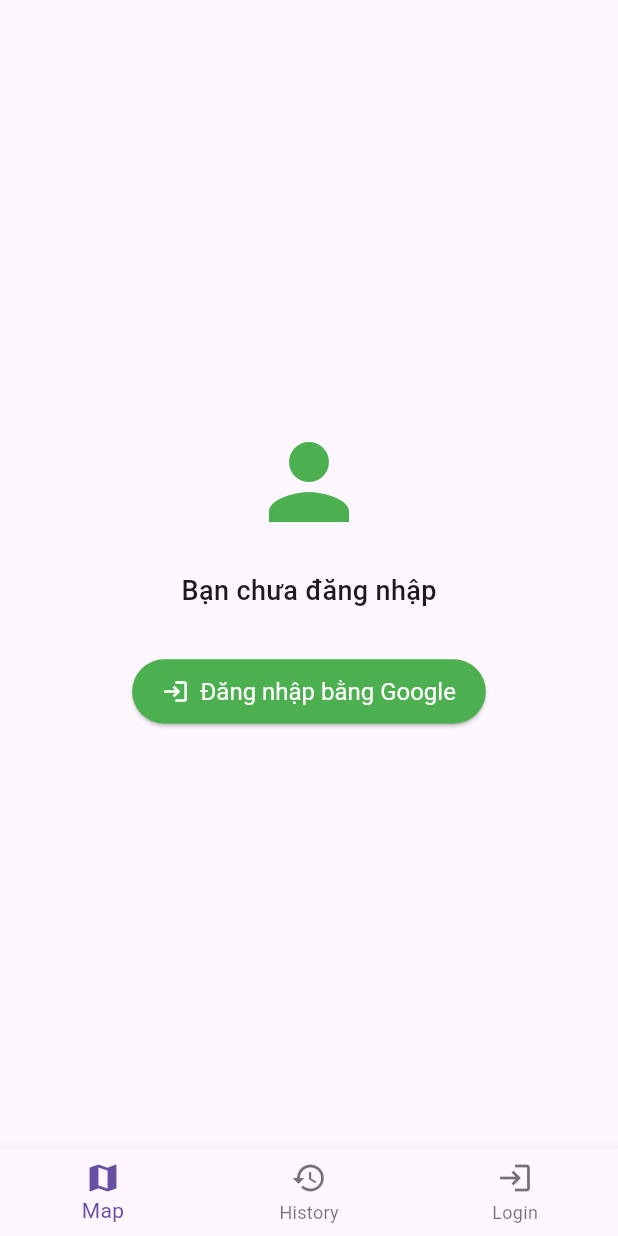
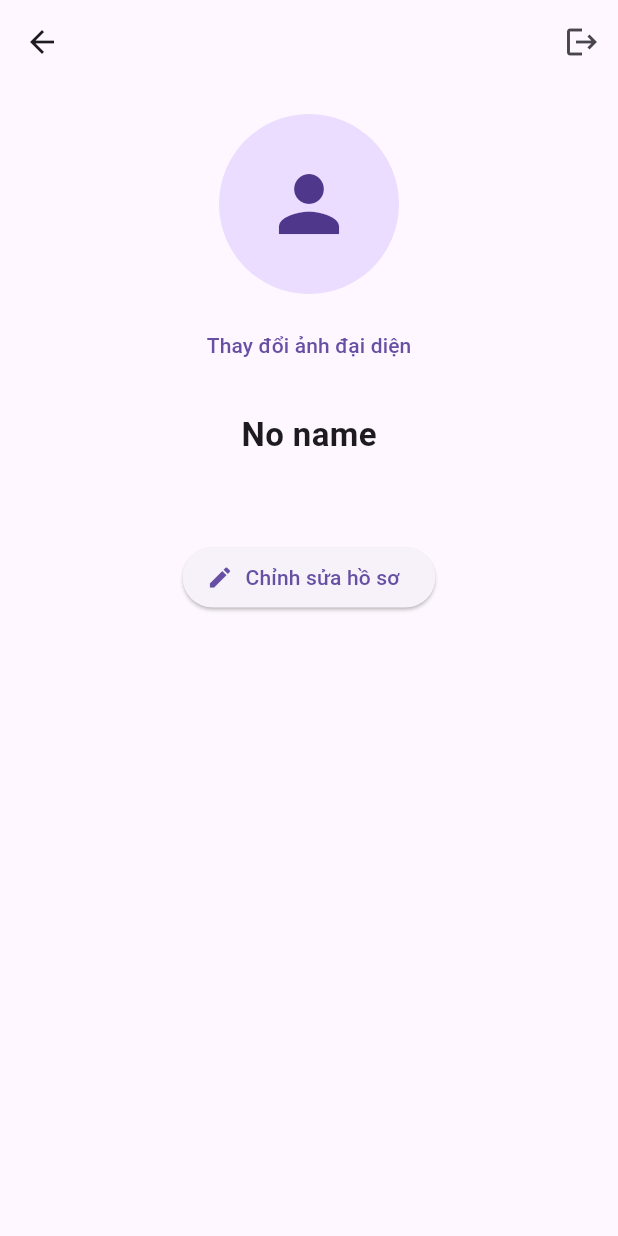
Before and after one commit to NguyenChinhTan2003/App_Snapspot, a Flutter app: the ProfileView screen opened by its route, on a phone screen of 412 x 824 dp. Run offline on Flutter 3.47's test engine with Material 3 defaults, Android fonts, the phone set to English and light mode, and no system bars; our stand-ins replace cloud_firestore, firebase_auth, firebase_core, firebase_storage, flutter_compass, geolocator and 3 more; missing offline and left inert: mapbox_maps_flutter; accounts and stored records are empty.

Commit message:
feat: Add user profile management with Google Sign-In integration

```diff
--- /dev/null
+++ b/lib/data/models/user_profile_model.dart
@@ -0,0 +1,61 @@
+import 'package:cloud_firestore/cloud_firestore.dart';
+
+class ProfileModel {
+  final String uid;
+  final String displayName;
+  final String email;
+  final String? photoUrl;
+  final bool isCustomAvatar;
+  final DateTime createdAt;
+
+  ProfileModel({
+    required this.uid,
+    required this.displayName,
+    required this.email,
+    this.photoUrl,
+    this.isCustomAvatar = false,
+    DateTime? createdAt,
+  }) : createdAt = createdAt ?? DateTime.now();
+
+  Map<String, dynamic> toJson() {
+    return {
+      'uid': uid,
+      'name': displayName,
+      'email': email,
+      'photoUrl': photoUrl,
+      'isCustomAvatar': isCustomAvatar,
+      'createdAt': createdAt,
+    };
+  }
+
+  factory ProfileModel.fromJson(Map<String, dynamic> json) {
+    return ProfileModel(
+      uid: json['uid'],
+      displayName: json['name'] ?? '',
+      email: json['email'] ?? '',
+      photoUrl: json['photoUrl'],
+      isCustomAvatar: json['isCustomAvatar'] ?? false,
+      createdAt: (json['createdAt'] is Timestamp)
+          ? (json['createdAt'] as Timestamp).toDate()
+          : DateTime.tryParse(json['createdAt'].toString()) ?? DateTime.now(),
+    );
+  }
+
+  ProfileModel copyWith({
+    String? uid,
+    String? displayName,
+    String? email,
+    String? photoUrl,
+    bool? isCustomAvatar,
+    DateTime? createdAt,
+  }) {
+    return ProfileModel(
+      uid: uid ?? this.uid,
+      displayName: displayName ?? this.displayName,
+      email: email ?? this.email,
+      photoUrl: photoUrl ?? this.photoUrl,
+      isCustomAvatar: isCustomAvatar ?? this.isCustomAvatar,
+      createdAt: createdAt ?? this.createdAt,
+    );
+  }
+}
--- a/lib/presentations/auth/bindings/auth_binding.dart
+++ b/lib/presentations/auth/bindings/auth_binding.dart
@@ -1,4 +1,5 @@
   import 'package:app_snapspot/presentations/auth/controllers/auth_controller.dart';
+import 'package:app_snapspot/presentations/profile/controllers/profile_controller.dart';
 import 'package:app_snapspot/presentations/home/controllers/navigation_controller.dart';
   import 'package:get/get.dart';
 
@@ -8,5 +9,6 @@ import 'package:app_snapspot/presentations/home/controllers/navigation_controlle
     void dependencies() {
       Get.lazyPut<AuthController>(() => AuthController());
       Get.lazyPut<NavigationController>(() => NavigationController());
+      Get.lazyPut<ProfileController>(() => ProfileController());
     }
   }
--- a/lib/presentations/auth/views/profile_view.dart
+++ /dev/null
@@ -1,122 +0,0 @@
-import 'package:app_snapspot/core/common_widgets/custom_bottom_nav.dart';
-import 'package:app_snapspot/core/common_widgets/custom_stat_box.dart';
-import 'package:app_snapspot/presentations/auth/controllers/auth_controller.dart';
-import 'package:flutter/material.dart';
-import 'package:get/get.dart';
-
-class ProfileView extends GetView<AuthController> {
-  const ProfileView({super.key});
-
-  @override
-  Widget build(BuildContext context) {
-    return Obx(() {
-      final user = controller.firebaseUser.value;
-
-      //chưa đăng nhập
-      if (user == null) {
-        return Scaffold(
-          body: Center(
-            child: Column(
-              mainAxisAlignment: MainAxisAlignment.center,
-              children: [
-                const Icon(Icons.person, size: 80, color: Colors.green),
-                const SizedBox(height: 20),
-                const Text(
-                  "Bạn chưa đăng nhập",
-                  style: TextStyle(fontSize: 18, fontWeight: FontWeight.w500),
-                ),
-                const SizedBox(height: 30),
-                ElevatedButton.icon(
-                  onPressed: () => controller.signInWithGoogle(),
-                  icon: const Icon(Icons.login),
-                  label: const Text("Đăng nhập bằng Google"),
-                  style: ElevatedButton.styleFrom(
-                    padding: const EdgeInsets.symmetric(
-                        horizontal: 20, vertical: 12),
-                    backgroundColor: Colors.green,
-                    foregroundColor: Colors.white,
-                    textStyle: const TextStyle(fontSize: 16),
-                  ),
-                ),
-              ],
-            ),
-          ),
-          bottomNavigationBar: CustomBottomNav(),
-        );
-      }
-
-      // đã đăng nhập
-      return Scaffold(
-        body: SingleChildScrollView(
-          child: Column(
-            children: [
-              const SizedBox(height: 10),
-              Container(
-                width: double.infinity,
-                color: Colors.green.withOpacity(0.1),
-                padding: const EdgeInsets.symmetric(vertical: 40),
-                child: Column(
-                  children: [
-                    CircleAvatar(
-                      radius: 50,
-                      backgroundImage:
-                          (user.photoURL != null && user.photoURL!.isNotEmpty)
-                              ? NetworkImage(user.photoURL!)
-                              : null,
-                      child: (user.photoURL == null || user.photoURL!.isEmpty)
-                          ? const Icon(Icons.person, size: 50)
-                          : null,
-                    ),
-                    const SizedBox(height: 15),
-                    Text(
-                      user.displayName ?? "Người dùng",
-                      style: const TextStyle(
-                          fontSize: 20, fontWeight: FontWeight.bold),
-                    ),
-                    const SizedBox(height: 5),
-                    Text(
-                      user.email ?? "",
-                      style: const TextStyle(color: Colors.grey),
-                    ),
-                  ],
-                ),
-              ),
-              const SizedBox(height: 30),
-              const Row(
-                mainAxisAlignment: MainAxisAlignment.center,
-                children: [
-                  CustomStatBox(title: "Địa điểm đã up", value: "12"),
-                  SizedBox(width: 20),
-                  CustomStatBox(title: "Tym", value: "50", color: Colors.pink),
-                ],
-              ),
-              const SizedBox(height: 30),
-              ListTile(
-                leading: const Icon(Icons.edit, color: Colors.blue),
-                title: const Text("Chỉnh sửa hồ sơ"),
-                trailing: const Icon(Icons.chevron_right),
-                onTap: () {},
-              ),
-              ListTile(
-                leading: const Icon(Icons.help, color: Colors.orange),
-                title: const Text("Hỗ trợ"),
-                trailing: const Icon(Icons.chevron_right),
-                onTap: () {},
-              ),
-              const SizedBox(height: 30),
-              ElevatedButton(
-                onPressed: () => controller.signOut(),
-                style: ElevatedButton.styleFrom(
-                  backgroundColor: Colors.green,
-                  foregroundColor: Colors.white,
-                ),
-                child: const Text("Đăng xuất"),
-              ),
-            ],
-          ),
-        ),
-        bottomNavigationBar: CustomBottomNav(),
-      );
-    });
-  }
-}
--- a/lib/presentations/home/bindings/home_binding.dart
+++ b/lib/presentations/home/bindings/home_binding.dart
@@ -1,4 +1,5 @@
 import 'package:app_snapspot/presentations/auth/controllers/auth_controller.dart';
+import 'package:app_snapspot/presentations/profile/controllers/profile_controller.dart';
 import 'package:app_snapspot/presentations/home/controllers/navigation_controller.dart';
 import 'package:app_snapspot/presentations/map/controllers/map_controller.dart';
 import 'package:get/get.dart';
@@ -17,5 +18,8 @@ class HomeBinding extends Bindings {
     Get.lazyPut<AuthController>(
       () => AuthController(),
     );
+    Get.lazyPut<ProfileController>(
+      () => ProfileController(),
+    );
   }
 }
--- a/lib/presentations/home/views/home_view.dart
+++ b/lib/presentations/home/views/home_view.dart
@@ -1,6 +1,6 @@
 import 'package:app_snapspot/core/common_widgets/custom_bottom_nav.dart';
 import 'package:app_snapspot/presentations/auth/controllers/auth_controller.dart';
-import 'package:app_snapspot/presentations/auth/views/profile_view.dart';
+import 'package:app_snapspot/presentations/profile/views/profile_view.dart';
 import 'package:app_snapspot/presentations/home/controllers/navigation_controller.dart';
 import 'package:app_snapspot/presentations/map/views/history_view.dart';
 import 'package:app_snapspot/presentations/map/views/map_view.dart';
--- /dev/null
+++ b/lib/presentations/profile/views/profile_view.dart
@@ -0,0 +1,111 @@
+import 'package:app_snapspot/presentations/auth/controllers/auth_controller.dart';
+import 'package:app_snapspot/presentations/auth/views/login_view.dart';
+import 'package:app_snapspot/presentations/profile/controllers/profile_controller.dart';
+import 'package:app_snapspot/presentations/profile/views/update_profile.dart';
+import 'package:flutter/material.dart';
+import 'package:get/get.dart';
+
+class ProfileView extends StatelessWidget {
+  const ProfileView({super.key});
+
+  @override
+  Widget build(BuildContext context) {
+    final authController = Get.find<AuthController>();
+    final profileController = Get.find<ProfileController>();
+
+    return Obx(() {
+      if (authController.firebaseUser.value == null) {
+        return const LoginView();
+      }
+
+      return Scaffold(
+        appBar: AppBar(
+          actions: [
+            IconButton(
+              onPressed: () => authController.signOut(),
+              icon: const Icon(Icons.logout),
+            ),
+          ],
+        ),
+        body: Obx(() {
+          final profile = profileController.profile.value;
+
+          if (profile == null) {
+            return const Center(child: CircularProgressIndicator());
+          }
+
+          final effectivePhoto = profileController.effectivePhotoUrl;
+
+          return SingleChildScrollView(
+            padding: const EdgeInsets.all(20),
+            child: Center(
+              child: Column(
+                children: [
+                  CircleAvatar(
+                    radius: 60,
+                    backgroundImage: (effectivePhoto != null && effectivePhoto.isNotEmpty)
+                        ? NetworkImage(effectivePhoto)
+                        : null,
+                    child: (effectivePhoto == null || effectivePhoto.isEmpty)
+                        ? const Icon(Icons.person, size: 60)
+                        : null,
+                  ),
+                  const SizedBox(height: 10),
+                  TextButton(
+                    onPressed: () => _showImagePickerOptions(profileController),
+                    child: const Text("Thay đổi ảnh đại diện"),
+                  ),
+                  const SizedBox(height: 20),
+                  Text(
+                    profile.displayName.isNotEmpty ? profile.displayName : 'No name',
+                    style: const TextStyle(fontSize: 22, fontWeight: FontWeight.bold),
+                  ),
+                  const SizedBox(height: 5),
+                  Text(profile.email, style: const TextStyle(color: Colors.grey)),
+                  const SizedBox(height: 30),
+                  ElevatedButton.icon(
+                    onPressed: () => Get.to(() => const UpdateProfileView()),
+                    icon: const Icon(Icons.edit),
+                    label: const Text("Chỉnh sửa hồ sơ"),
+                  ),
+                ],
+              ),
+            ),
+          );
+        }),
+      );
+    });
+  }
+
+  void _showImagePickerOptions(ProfileController controller) {
+    Get.bottomSheet(
+      Container(
+        padding: const EdgeInsets.all(15),
+        decoration: const BoxDecoration(
+          color: Colors.white,
+          borderRadius: BorderRadius.vertical(top: Radius.circular(20)),
+        ),
+        child: Wrap(
+          children: [
+            ListTile(
+              leading: const Icon(Icons.camera_alt),
+              title: const Text("Chụp ảnh"),
+              onTap: () {
+                Get.back();
+                controller.pickAndUploadAvatar(fromCamera: true);
+              },
+            ),
+            ListTile(
+              leading: const Icon(Icons.photo),
+              title: const Text("Chọn từ thư viện"),
+              onTap: () {
+                Get.back();
+                controller.pickAndUploadAvatar(fromCamera: false);
+              },
+            ),
+          ],
+        ),
+      ),
+    );
+  }
+}
--- a/lib/routes/app_pages.dart
+++ b/lib/routes/app_pages.dart
@@ -2,7 +2,9 @@
 
 
 import 'package:app_snapspot/presentations/auth/bindings/auth_binding.dart';
-import 'package:app_snapspot/presentations/auth/views/profile_view.dart';
+import 'package:app_snapspot/presentations/auth/views/login_view.dart';
+import 'package:app_snapspot/presentations/profile/bindings/profile_binding.dart';
+import 'package:app_snapspot/presentations/profile/views/profile_view.dart';
 import 'package:app_snapspot/presentations/checkin/bindings/checkin_binding.dart';
 import 'package:app_snapspot/presentations/checkin/views/checkin_view.dart';
 import 'package:app_snapspot/presentations/home/bindings/home_binding.dart';
@@ -36,8 +38,12 @@ class AppPages {
     GetPage(
       name: Routes.PROFILE,
       page: () => const ProfileView(),
+      binding: ProfileBinding(),
+    ),
+    GetPage(
+      name: Routes.LOGIN,
+      page: () => const LoginView(),
       binding: AuthBinding(),
     ),
-
   ];
 }
--- a/lib/routes/app_routes.dart
+++ b/lib/routes/app_routes.dart
@@ -8,10 +8,12 @@ abstract class Routes {
   static const MAP = _Paths.MAP;
   static const CHECKIN = _Paths.CHECKIN;
   static const PROFILE = _Paths.PROFILE;
+  static const LOGIN = _Paths.LOGIN;
 }
 
 abstract class _Paths {
   _Paths._();
+  static const LOGIN = '/login';
   static const HOME = '/home';
   static const MAP = '/map';
   static const CHECKIN = '/checkin';
```
Also changed, not shown: lib/domains/repositories/profile_repository.dart (added, +53 -0 lines), lib/presentations/auth/controllers/auth_controller.dart (+77 -16 lines), lib/presentations/auth/views/login_view.dart (added, +18 -0 lines), lib/presentations/profile/bindings/profile_binding.dart (added, +13 -0 lines), lib/presentations/profile/controllers/profile_controller.dart (added, +132 -0 lines), lib/presentations/profile/views/update_profile.dart (added, +62 -0 lines).
